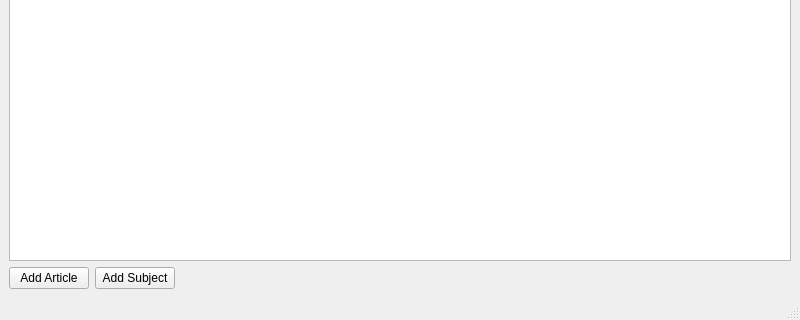
Lukaviy/TeachingScores, file mainwindow.ui: the form before one commit; both pictures show x 0 to 800 and y 280 to 600 of the 800 by 600 pixel window.
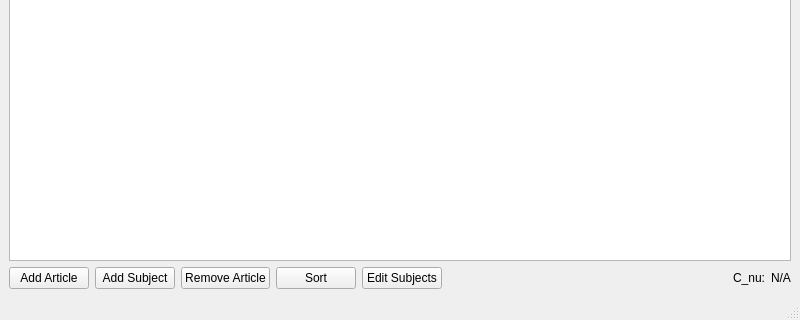
The form after the commit.

Commit message: add C_nu computation, subject columns editing

What changed in the file:
```diff
--- a/mainwindow.ui
+++ b/mainwindow.ui
@@ -34,6 +34,27 @@
         </property>
        </widget>
       </item>
+      <item>
+       <widget class="QPushButton" name="removeArticlePushButton">
+        <property name="text">
+         <string>Remove Article</string>
+        </property>
+       </widget>
+      </item>
+      <item>
+       <widget class="QPushButton" name="sortPushButton">
+        <property name="text">
+         <string>Sort</string>
+        </property>
+       </widget>
+      </item>
+      <item>
+       <widget class="QPushButton" name="editSubjectsButton">
+        <property name="text">
+         <string>Edit Subjects</string>
+        </property>
+       </widget>
+      </item>
       <item>
        <spacer name="horizontalSpacer">
         <property name="orientation">
@@ -47,6 +68,20 @@
         </property>
        </spacer>
       </item>
+      <item>
+       <widget class="QLabel" name="label">
+        <property name="text">
+         <string>C_nu:</string>
+        </property>
+       </widget>
+      </item>
+      <item>
+       <widget class="QLabel" name="C_nu_label">
+        <property name="text">
+         <string>N/A</string>
+        </property>
+       </widget>
+      </item>
      </layout>
     </item>
    </layout>
```
Left out of the diff: 117 changed lines with no effect on the pictures. The commit also changes 15 other files.
